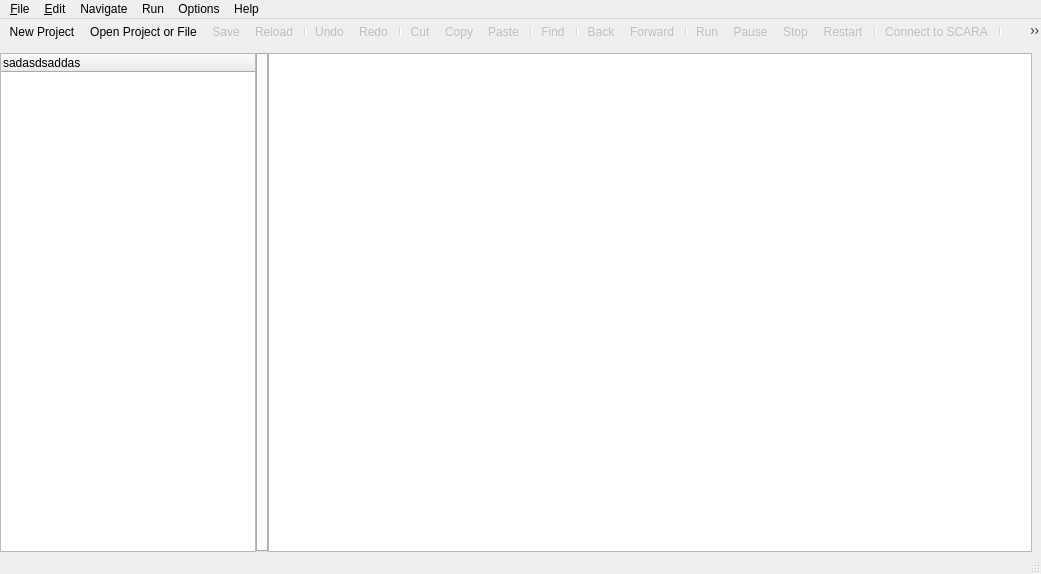
First picture: the form in ScaraControlGUI/mainwindow.ui, repository mnowator/SCARA_Control, before the edit.
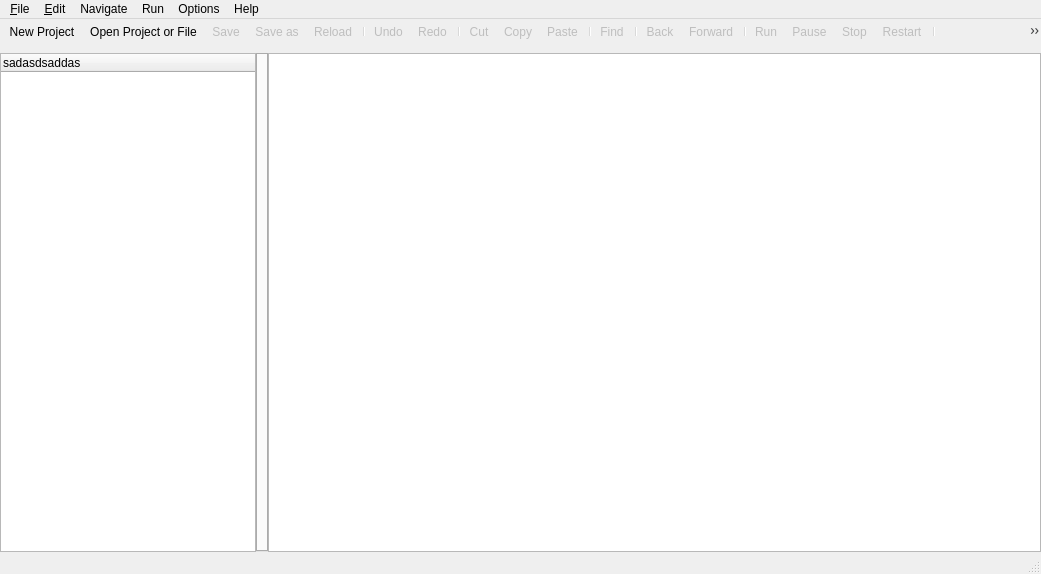
Second picture: the form after the edit. Icons and pictures are not drawn.

What changed in the file:
```diff
--- a/ScaraControlGUI/mainwindow.ui
+++ b/ScaraControlGUI/mainwindow.ui
@@ -24,6 +24,9 @@
     <property name="leftMargin">
      <number>0</number>
     </property>
+    <property name="rightMargin">
+     <number>0</number>
+    </property>
     <property name="bottomMargin">
      <number>0</number>
     </property>
@@ -247,6 +250,7 @@
    <addaction name="actionNew_Project"/>
    <addaction name="actionOpen_Project_or_File"/>
    <addaction name="actionSave"/>
+   <addaction name="actionSave_as"/>
    <addaction name="actionReload"/>
    <addaction name="separator"/>
    <addaction name="actionUndo"/>
```
Left out of the diff: 42 changed lines with no effect on the pictures.
